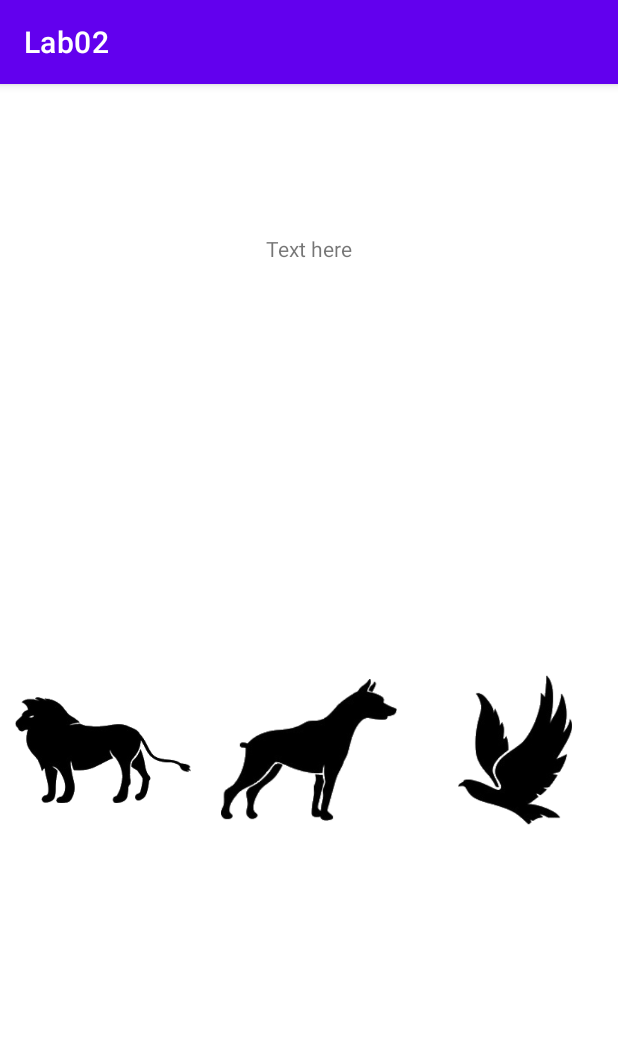
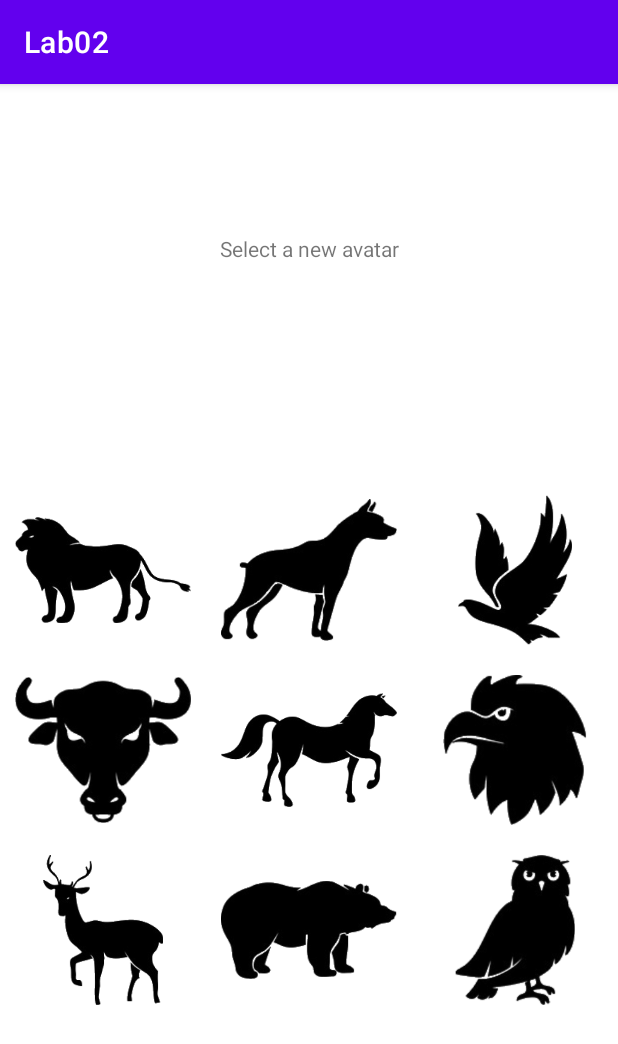
Before and after one commit to AmyLDunn/Lab02, an Android app: the ProfileActivity screen opened directly, with no data from a screen before it, on a phone screen of 412 x 824 dp. Shown: the top 1044 px of the screen. Run offline under Robolectric (Android 15) with nearby library versions, the phone set to English and light mode, and no system bars.

Commit message:
Added the icons in their respective rows. Not close to finished yet, but I will work on it some more very soon.

```diff
--- a/app/src/main/res/layout/activity_main.xml
+++ b/app/src/main/res/layout/activity_main.xml
@@ -57,8 +57,8 @@
         android:layout_marginEnd="20dp"
         android:layout_marginBottom="10dp"
         android:ems="10"
+        android:hint="Enter a postal code"
         android:inputType="textPostalAddress"
-        android:hint="Enter a postal code"
         app:layout_constraintBottom_toTopOf="@+id/textView2"
         app:layout_constraintEnd_toEndOf="parent"
         app:layout_constraintStart_toStartOf="parent" />
--- a/app/src/main/res/layout/activity_profile.xml
+++ b/app/src/main/res/layout/activity_profile.xml
@@ -11,10 +11,10 @@
         android:layout_width="wrap_content"
         android:layout_height="wrap_content"
         android:layout_marginTop="100dp"
+        android:text="Select a new avatar"
         app:layout_constraintEnd_toEndOf="parent"
         app:layout_constraintStart_toStartOf="parent"
-        app:layout_constraintTop_toTopOf="parent"
-        android:text="Text here"/>
+        app:layout_constraintTop_toTopOf="parent" />
 
     <TableLayout
         android:layout_width="wrap_content"
@@ -50,6 +50,57 @@
 
         </TableRow>
 
+        <TableRow>
+
+            <ImageView
+                android:id="@+id/iconid03"
+                android:layout_width="100dp"
+                android:layout_height="100dp"
+                android:layout_margin="10dp"
+                android:src="@drawable/icon_03" />
+
+            <ImageView
+                android:id="@+id/iconid04"
+                android:layout_width="100dp"
+                android:layout_height="100dp"
+                android:layout_margin="10dp"
+                android:src="@drawable/icon_04" />
+
+            <ImageView
+                android:id="@+id/iconid05"
+                android:layout_width="100dp"
+                android:layout_height="100dp"
+                android:layout_margin="10dp"
+                android:src="@drawable/icon_05" />
+
+        </TableRow>
+
+        <TableRow>
+
+            <ImageView
+                android:id="@+id/iconid06"
+                android:layout_width="100dp"
+                android:layout_height="100dp"
+                android:layout_margin="10dp"
+                android:src="@drawable/icon_06" />
+
+            <ImageView
+                android:id="@+id/iconid07"
+                android:layout_width="100dp"
+                android:layout_height="100dp"
+                android:layout_margin="10dp"
+                android:src="@drawable/icon_07" />
+
+            <ImageView
+                android:id="@+id/iconid08"
+                android:layout_width="100dp"
+                android:layout_height="100dp"
+                android:layout_margin="10dp"
+                android:src="@drawable/icon_08" />
+
+        </TableRow>
+
+
     </TableLayout>
 
 </androidx.constraintlayout.widget.ConstraintLayout>
```
